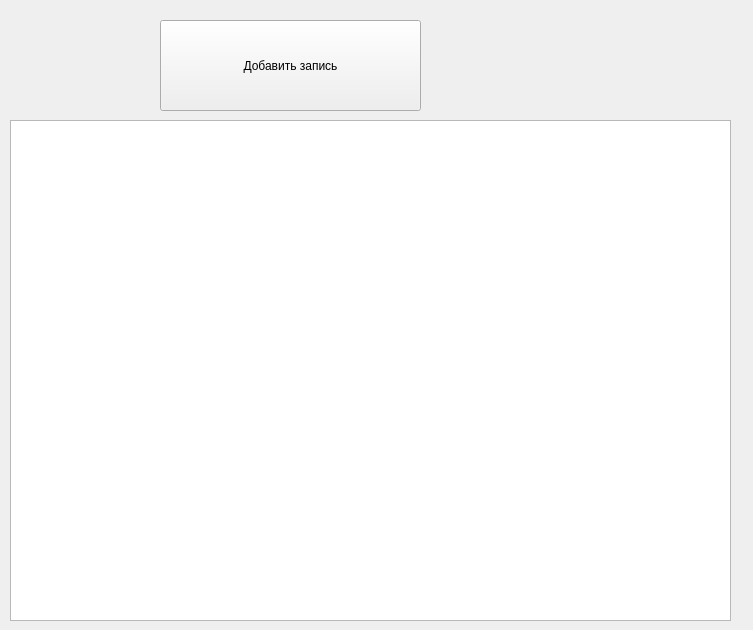
The window that IndividInterface.ui (NasyaAnanasya2005/AnisimovaPraktika13) describes before a commit, drawn with Qt 5.
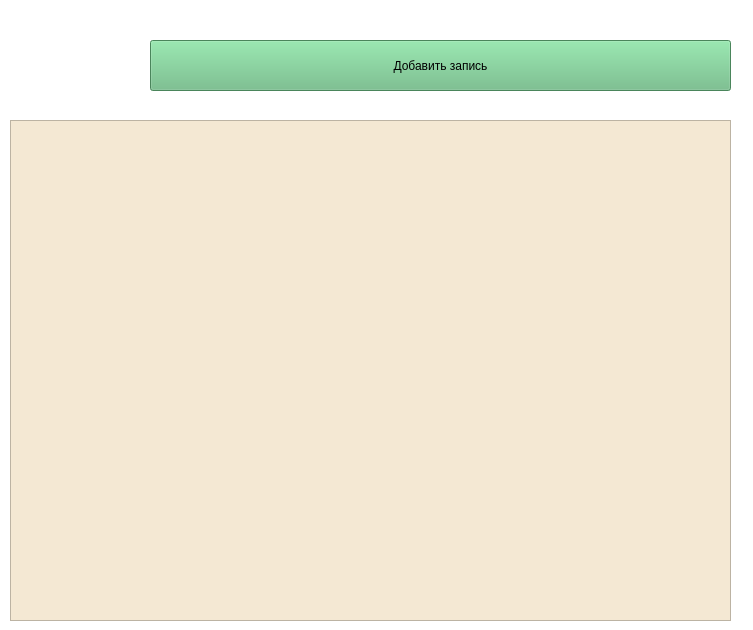
The same window after the commit. Icons and pictures are not drawn.

Commit message: Доделала интерфейс программы, как сказано в методичке

Diff of the .ui file:
```diff
--- a/IndividInterface.ui
+++ b/IndividInterface.ui
@@ -20,17 +20,22 @@
    <iconset>
     <normaloff>../../../Downloads/free-icon-open-book-2702134.png</normaloff>../../../Downloads/free-icon-open-book-2702134.png</iconset>
   </property>
+  <property name="styleSheet">
+   <string notr="true">background-color: rgb(255, 255, 255);</string>
+  </property>
   <widget class="QPushButton" name="pushButton">
    <property name="geometry">
     <rect>
-     <x>160</x>
-     <y>20</y>
-     <width>261</width>
-     <height>91</height>
+     <x>150</x>
+     <y>40</y>
+     <width>581</width>
+     <height>51</height>
     </rect>
    </property>
    <property name="styleSheet">
-    <string notr="true">font: 18pt &quot;Impact&quot;;</string>
+    <string notr="true">font: 12pt &quot;Segoe UI&quot;;
+
+background-color: rgb(103, 186, 128);</string>
    </property>
    <property name="text">
     <string>Добавить запись</string>
@@ -73,6 +78,10 @@
      <height>501</height>
     </rect>
    </property>
+   <property name="styleSheet">
+    <string notr="true">background-color: rgb(244, 232, 211);
+font: 12pt &quot;Segoe UI&quot;;</string>
+   </property>
    <property name="verticalScrollBarPolicy">
     <enum>Qt::ScrollBarAsNeeded</enum>
    </property>
```
Left out of the diff: 3 changed lines with no effect on the pictures. The commit also changes 1 other file.
